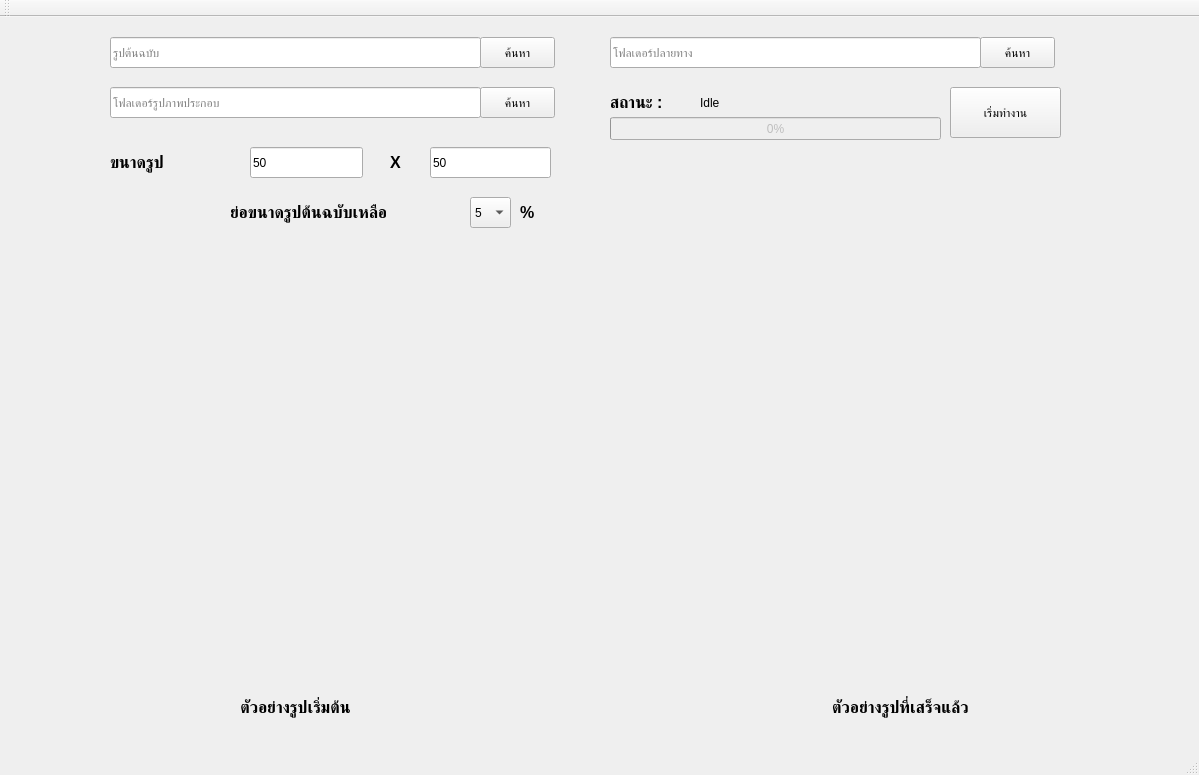
Old version of the form mainwindow.ui in the repository ehere/MosaicImage.
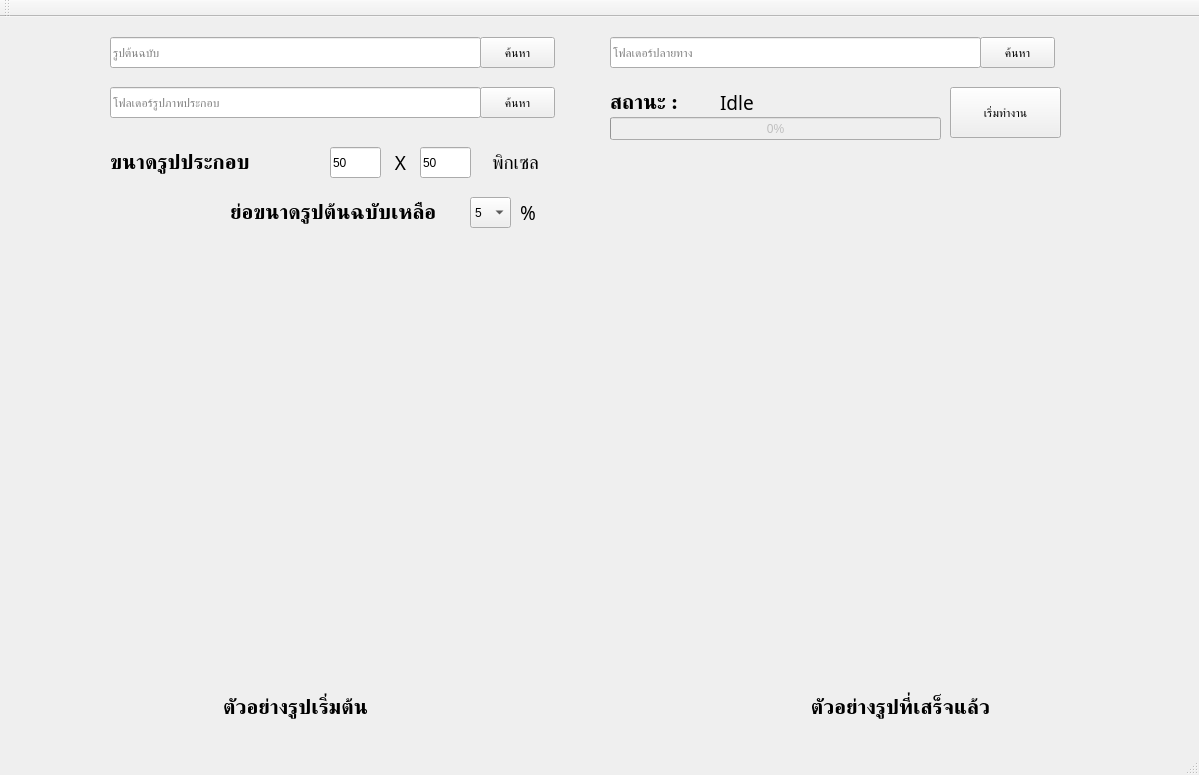
New version of the form.

```diff
--- a/mainwindow.ui
+++ b/mainwindow.ui
@@ -70,44 +70,25 @@
      <set>Qt::AlignCenter</set>
     </property>
    </widget>
-   <widget class="QLabel" name="label_2">
-    <property name="geometry">
-     <rect>
-      <x>390</x>
-      <y>130</y>
-      <width>16</width>
-      <height>31</height>
-     </rect>
-    </property>
-    <property name="font">
-     <font>
-      <pointsize>12</pointsize>
-      <weight>75</weight>
-      <bold>true</bold>
-     </font>
-    </property>
-    <property name="text">
-     <string>X</string>
-    </property>
-   </widget>
    <widget class="QLabel" name="label_3">
     <property name="geometry">
      <rect>
       <x>110</x>
       <y>130</y>
-      <width>141</width>
+      <width>161</width>
       <height>31</height>
      </rect>
     </property>
     <property name="font">
      <font>
-      <pointsize>12</pointsize>
+      <family>Cordia New</family>
+      <pointsize>16</pointsize>
       <weight>75</weight>
       <bold>true</bold>
      </font>
     </property>
     <property name="text">
-     <string>ขนาดรูป</string>
+     <string>ขนาดรูปประกอบ</string>
     </property>
    </widget>
    <widget class="QLabel" name="label_4">
@@ -121,7 +102,8 @@
     </property>
     <property name="font">
      <font>
-      <pointsize>12</pointsize>
+      <family>Cordia New</family>
+      <pointsize>16</pointsize>
       <weight>75</weight>
       <bold>true</bold>
      </font>
@@ -135,13 +117,14 @@
      <rect>
       <x>610</x>
       <y>70</y>
-      <width>141</width>
+      <width>101</width>
       <height>31</height>
      </rect>
     </property>
     <property name="font">
      <font>
-      <pointsize>12</pointsize>
+      <family>Cordia New</family>
+      <pointsize>16</pointsize>
       <weight>75</weight>
       <bold>true</bold>
      </font>
@@ -153,12 +136,18 @@
    <widget class="QLabel" name="status">
     <property name="geometry">
      <rect>
-      <x>700</x>
+      <x>720</x>
       <y>70</y>
-      <width>231</width>
+      <width>211</width>
       <height>31</height>
      </rect>
     </property>
+    <property name="font">
+     <font>
+      <family>Cordia New</family>
+      <pointsize>14</pointsize>
+     </font>
+    </property>
     <property name="text">
      <string>Idle</string>
     </property>
@@ -190,7 +179,8 @@
     </property>
     <property name="font">
      <font>
-      <pointsize>12</pointsize>
+      <family>Cordia New</family>
+      <pointsize>16</pointsize>
       <weight>75</weight>
       <bold>true</bold>
      </font>
@@ -213,7 +203,8 @@
     </property>
     <property name="font">
      <font>
-      <pointsize>12</pointsize>
+      <family>Cordia New</family>
+      <pointsize>16</pointsize>
       <weight>75</weight>
       <bold>true</bold>
      </font>
@@ -322,9 +313,9 @@
    <widget class="QLineEdit" name="width">
     <property name="geometry">
      <rect>
-      <x>250</x>
+      <x>330</x>
       <y>130</y>
-      <width>113</width>
+      <width>51</width>
       <height>31</height>
      </rect>
     </property>
@@ -335,9 +326,9 @@
    <widget class="QLineEdit" name="height">
     <property name="geometry">
      <rect>
-      <x>430</x>
+      <x>420</x>
       <y>130</y>
-      <width>121</width>
+      <width>51</width>
       <height>31</height>
      </rect>
     </property>
@@ -419,15 +410,64 @@
     </property>
     <property name="font">
      <font>
-      <pointsize>12</pointsize>
-      <weight>75</weight>
-      <bold>true</bold>
+      <family>Cordia New</family>
+      <pointsize>14</pointsize>
+      <weight>50</weight>
+      <bold>false</bold>
      </font>
     </property>
     <property name="text">
      <string>%</string>
     </property>
    </widget>
+   <widget class="QLabel" name="label_9">
+    <property name="geometry">
+     <rect>
+      <x>390</x>
+      <y>130</y>
+      <width>21</width>
+      <height>31</height>
+     </rect>
+    </property>
+    <property name="font">
+     <font>
+      <family>Cordia New</family>
+      <pointsize>14</pointsize>
+      <weight>50</weight>
+      <bold>false</bold>
+     </font>
+    </property>
+    <property name="text">
+     <string>X</string>
+    </property>
+    <property name="alignment">
+     <set>Qt::AlignCenter</set>
+    </property>
+   </widget>
+   <widget class="QLabel" name="label_10">
+    <property name="geometry">
+     <rect>
+      <x>490</x>
+      <y>130</y>
+      <width>51</width>
+      <height>31</height>
+     </rect>
+    </property>
+    <property name="font">
+     <font>
+      <family>Cordia New</family>
+      <pointsize>14</pointsize>
+      <weight>50</weight>
+      <bold>false</bold>
+     </font>
+    </property>
+    <property name="text">
+     <string>พิกเซล</string>
+    </property>
+    <property name="alignment">
+     <set>Qt::AlignCenter</set>
+    </property>
+   </widget>
   </widget>
   <widget class="QMenuBar" name="menuBar">
    <property name="geometry">
```
